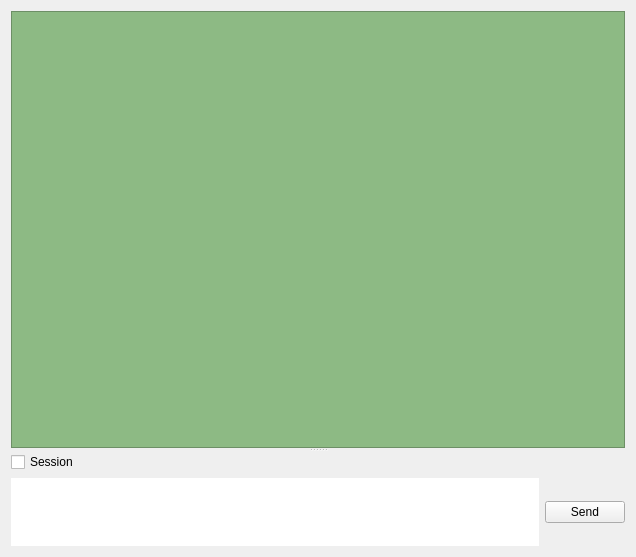
This is ChatWidget.ui in asianirish/AI-Ronaut as Qt 5 draws it before an edit. The edited form follows.
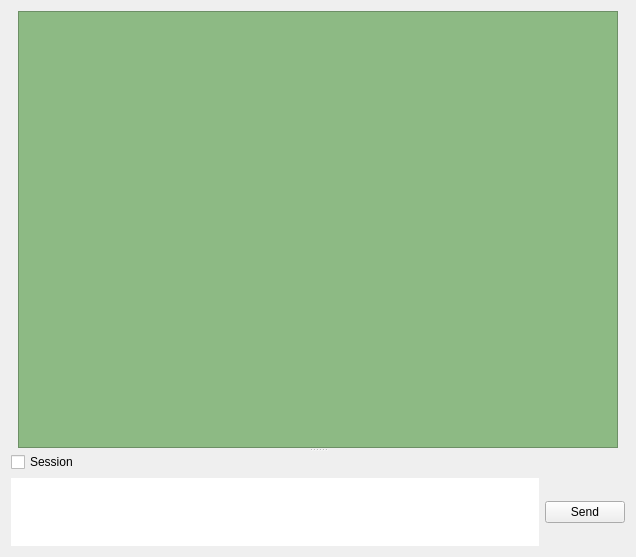
This is the edited form.

Commit message: set maximum size of listWidget of ChatWidget

Patch:
```diff
--- a/ChatWidget.ui
+++ b/ChatWidget.ui
@@ -32,6 +32,12 @@
       <layout class="QGridLayout" name="gridLayout_2">
        <item row="0" column="0">
         <widget class="QListWidget" name="listWidget">
+         <property name="maximumSize">
+          <size>
+           <width>600</width>
+           <height>16777215</height>
+          </size>
+         </property>
          <property name="styleSheet">
           <string notr="true">background-color: rgb(141, 186, 132);</string>
          </property>
```
